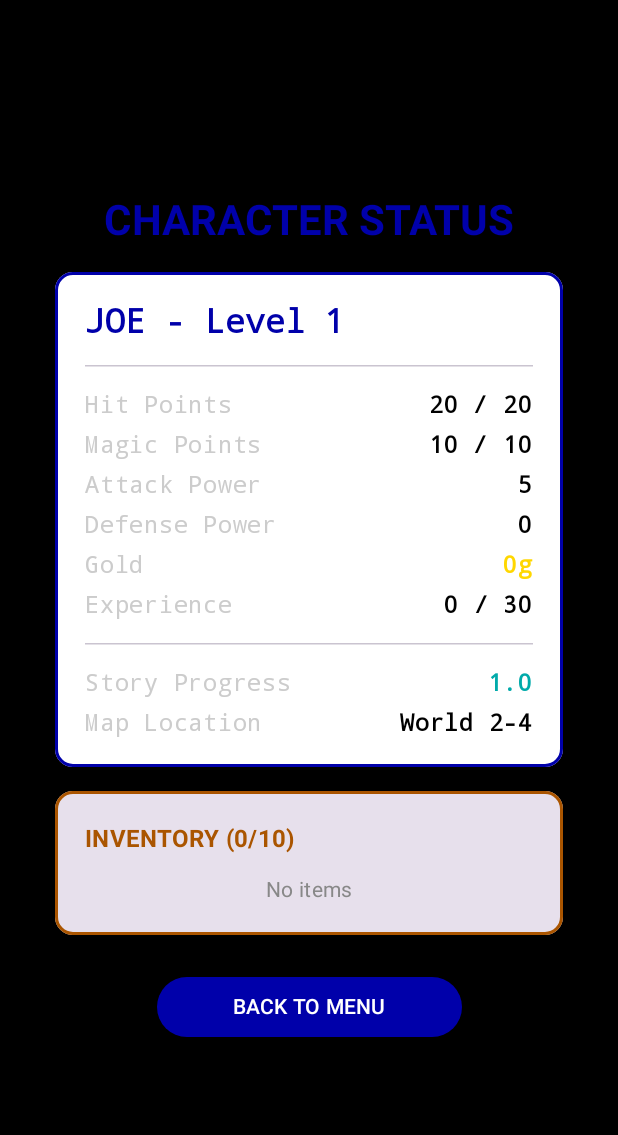
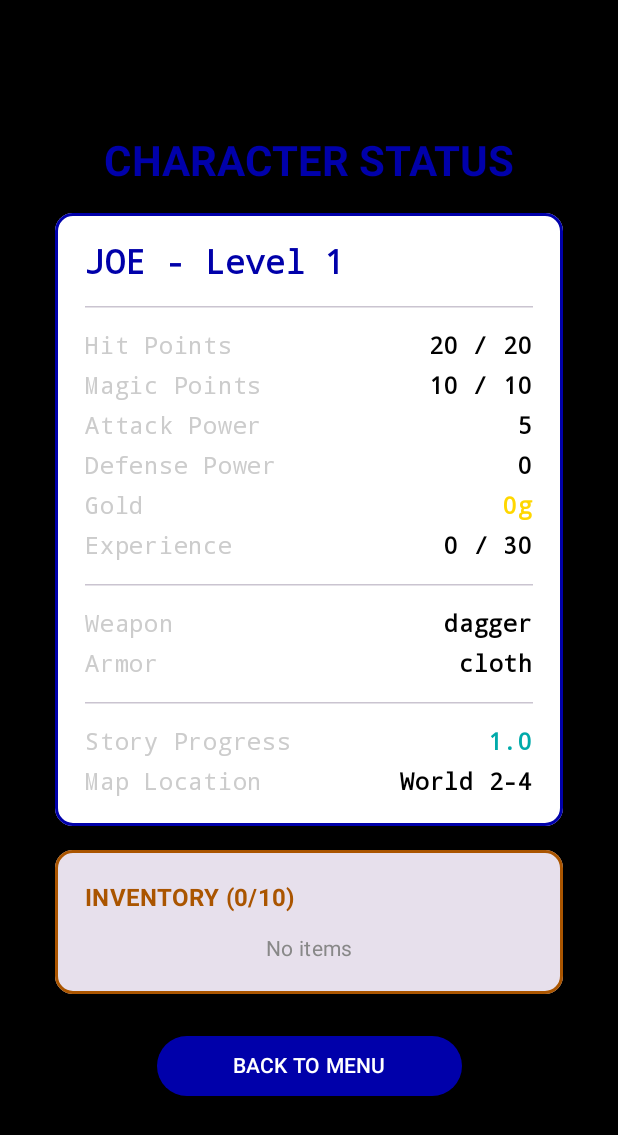
Before and after one commit to gmilette/The-Evil-Wrath-of-Zargon-App, an Android app built with Jetpack Compose: the screen it shows after launch (MainActivity), after a tap on "View Character Stats", on a phone screen of 412 x 824 dp. Shown: the top 1135 px of the screen. Run offline under Robolectric (Android 15) with nearby library versions, the phone set to English and light mode, and no system bars; our stand-ins replace Dagger/Hilt's generated code; 2 other taps on this screen came first.

Commit message:
Feature: Display equipped weapon and armor in character stats
Changes:
- WeaponShopScreen: Now saves weaponStatus when purchasing weapons
- WeaponShopScreen: Now saves armorStatus when purchasing armor
- Added helper functions getWeaponName() and getArmorName() to convert status to display names
- StatsScreen: Added 'Weapon' and 'Armor' rows showing equipped items

Players can now see what weapon and armor Joe has equipped in the character status screen. Shows "None" if no equipment purchased yet.

```diff
--- a/app/app/src/main/java/com/greenopal/zargon/ui/screens/StatsScreen.kt
+++ b/app/app/src/main/java/com/greenopal/zargon/ui/screens/StatsScreen.kt
@@ -97,6 +97,12 @@ fun StatsScreen(
                         StatRow("Defense Power", "${gameState.character.totalDefense}")
                         StatRow("Gold", "${gameState.character.gold}g", Color(0xFFFFD700))
                         StatRow("Experience", "${gameState.character.experience} / ${gameState.nextLevelXP}")
+
+                        HorizontalDivider(modifier = Modifier.padding(vertical = 8.dp))
+
+                        // Equipment
+                        StatRow("Weapon", com.greenopal.zargon.ui.screens.getWeaponName(gameState.character.weaponStatus))
+                        StatRow("Armor", com.greenopal.zargon.ui.screens.getArmorName(gameState.character.armorStatus))
 
                         HorizontalDivider(modifier = Modifier.padding(vertical = 8.dp))
 
--- a/app/app/src/main/java/com/greenopal/zargon/ui/screens/WeaponShopScreen.kt
+++ b/app/app/src/main/java/com/greenopal/zargon/ui/screens/WeaponShopScreen.kt
@@ -160,7 +160,8 @@ fun WeaponShopScreen(
                                 updatedGameState = updatedGameState.updateCharacter(
                                     updatedGameState.character.copy(
                                         gold = updatedGameState.character.gold - cost,
-                                        weaponBonus = weapon.attackBonus
+                                        weaponBonus = weapon.attackBonus,
+                                        weaponStatus = weapon.ordinal
                                     )
                                 )
                                 message = "Purchased ${weapon.displayName}!"
@@ -181,7 +182,8 @@ fun WeaponShopScreen(
                                 updatedGameState = updatedGameState.updateCharacter(
                                     updatedGameState.character.copy(
                                         gold = updatedGameState.character.gold - cost,
-                                        armorBonus = armor.defenseBonus
+                                        armorBonus = armor.defenseBonus,
+                                        armorStatus = armor.ordinal
                                     )
                                 )
                                 message = "Purchased ${armor.displayName}!"
@@ -405,3 +407,17 @@ enum class Armor(val displayName: String, val basePrice: Int, val defenseBonus:
     SPLINT_MAIL("Splint mail", 578, 80),
     RITE_OF_TOUGH_SKIN("Rite of tough skin", 1004, 120)
 }
+
+/**
+ * Get weapon name from weaponStatus ordinal
+ */
+fun getWeaponName(weaponStatus: Int): String {
+    return Weapon.values().getOrNull(weaponStatus)?.displayName ?: "None"
+}
+
+/**
+ * Get armor name from armorStatus ordinal
+ */
+fun getArmorName(armorStatus: Int): String {
+    return Armor.values().getOrNull(armorStatus)?.displayName ?: "None"
+}
```
